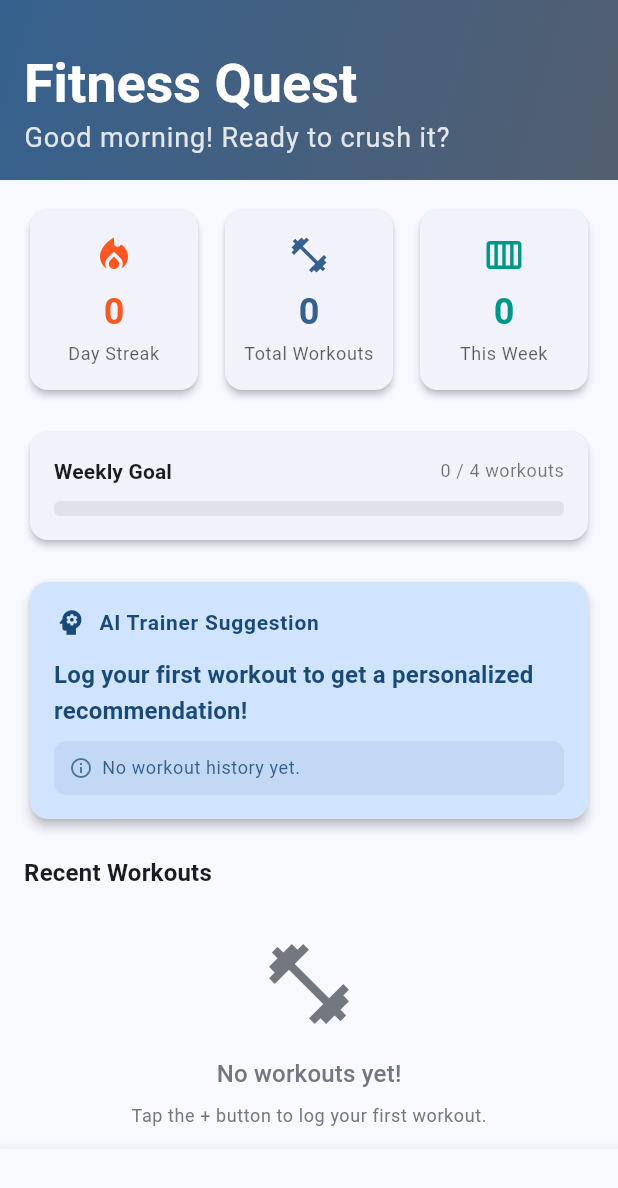
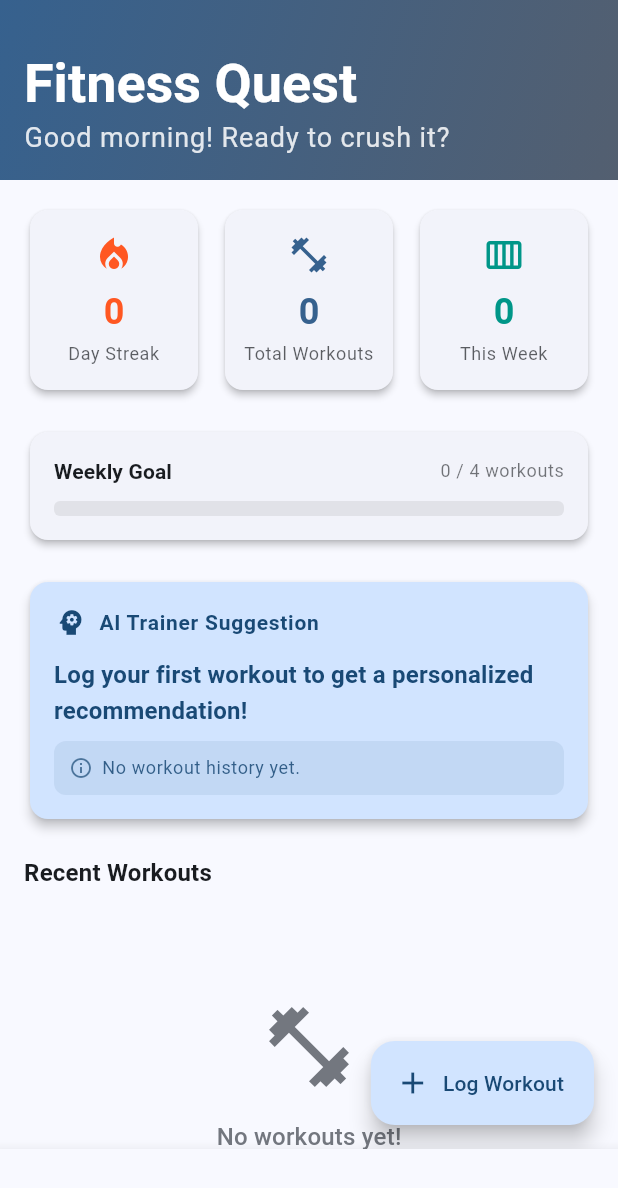
Before and after one commit to Phyvlik/project_01_fitness_tracker, a Flutter app: the screen it shows after launch, on a phone screen of 412 x 824 dp. Shown: the top 1188 px of the screen. Run offline on Flutter 3.47's test engine with Material 3 defaults, Android fonts, the light colour scheme and no system bars; our stand-ins replace fl_chart, shared_preferences, sqflite, sqflite_common_ffi, sqflite_common_ffi_web; accounts and stored records are empty.

Commit message:
Fix home overflow and add dashboard log workout button

```diff
--- a/lib/screens/home_screen.dart
+++ b/lib/screens/home_screen.dart
@@ -4,6 +4,7 @@ import '../providers/app_provider.dart';
 import '../widgets/stat_card.dart';
 import '../widgets/ai_suggestion_card.dart';
 import '../widgets/workout_card.dart';
+import 'add_workout_screen.dart';
 import 'workout_log_screen.dart';
 
 /// Dashboard screen — the first thing users see.
@@ -19,6 +20,15 @@ class HomeScreen extends StatelessWidget {
         final recentWorkouts = provider.workouts.take(5).toList();
 
         return Scaffold(
+          floatingActionButton: FloatingActionButton.extended(
+            onPressed: () {
+              Navigator.of(context).push(
+                MaterialPageRoute(builder: (_) => const AddWorkoutScreen()),
+              );
+            },
+            icon: const Icon(Icons.add),
+            label: const Text('Log Workout'),
+          ),
           body: SafeArea(
             child: RefreshIndicator(
               onRefresh: () => provider.loadWorkouts(),
@@ -154,7 +164,9 @@ class HomeScreen extends StatelessWidget {
                       child: Center(child: CircularProgressIndicator()),
                     )
                   else if (recentWorkouts.isEmpty)
-                    SliverFillRemaining(
+                    SliverToBoxAdapter(
+                      child: Padding(
+                        padding: const EdgeInsets.only(top: 56, bottom: 120),
                         child: Center(
                           child: Column(
                             mainAxisAlignment: MainAxisAlignment.center,
@@ -179,6 +191,7 @@ class HomeScreen extends StatelessWidget {
                                 ),
                               ),
                             ],
+                          ),
                         ),
                       ),
                     )
```
Lines whose indentation alone changed are shown as unchanged.
